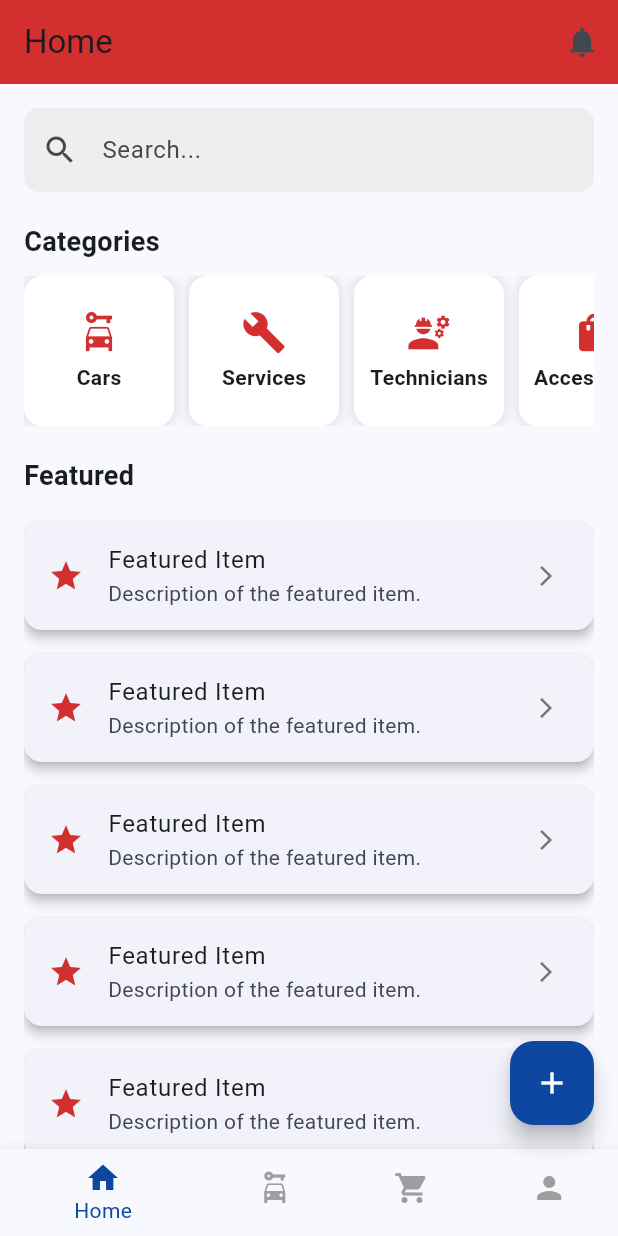
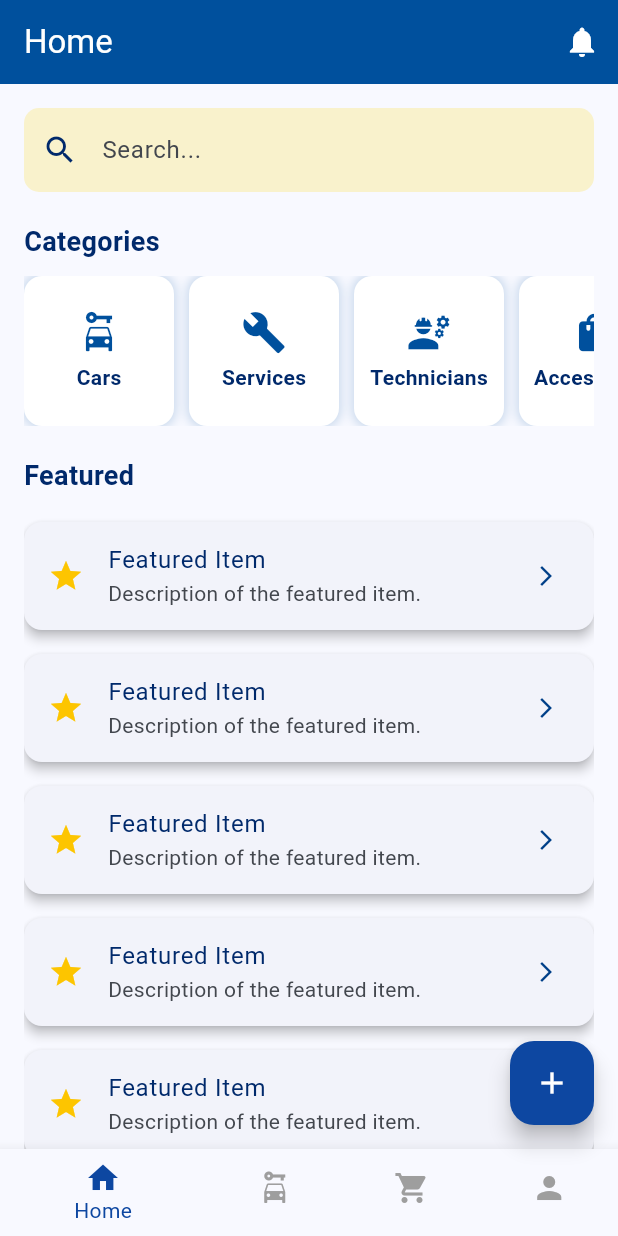
Before and after one commit to engbasel/Door-To-Door-APP, a Flutter app: the screen it shows after launch, on a phone screen of 412 x 824 dp. Run offline on Flutter 3.47's test engine with Material 3 defaults, Android fonts, the light colour scheme and no system bars.

Commit message:
`Fixed typo in import statements and removed deleted file home_viwe.dart`

```diff
--- a/lib/DoorToDoorApp.dart
+++ b/lib/DoorToDoorApp.dart
@@ -13,7 +13,7 @@ import 'package:carsapp/features/Services/presention/views/NearbyServicesView.da
 import 'package:carsapp/features/Services/presention/views/ServiceHistoryView.dart';
 import 'package:carsapp/features/auth/presention/view/login_view.dart';
 import 'package:carsapp/features/auth/presention/view/signup_view.dart';
-import 'package:carsapp/features/home/presention/home_viwe.dart';
+import 'package:carsapp/features/home/presention/views/home_viwe.dart';
 import 'package:carsapp/features/splash/presention/views/splash_view.dart';
 import 'package:flutter/material.dart';
 
--- a/lib/core/widgets/MainScreen.dart
+++ b/lib/core/widgets/MainScreen.dart
@@ -4,7 +4,7 @@ import 'package:carsapp/core/widgets/CustomDrawer.dart';
 import 'package:carsapp/features/Brands/presention/views/BrandsScreen.dart';
 import 'package:carsapp/features/Orders/presention/views/OrdersScreen.dart';
 import 'package:carsapp/features/Profile/presention/views/ProfileScreen.dart';
-import 'package:carsapp/features/home/presention/home_viwe.dart';
+import 'package:carsapp/features/home/presention/views/home_viwe.dart';
 import 'package:flutter/material.dart';
 
 class MainScreen extends StatefulWidget {
--- a/lib/features/home/presention/home_viwe.dart
+++ /dev/null
@@ -1,143 +0,0 @@
-import 'package:flutter/material.dart';
-
-class HomeView extends StatelessWidget {
-  const HomeView({super.key});
-
-  @override
-  Widget build(BuildContext context) {
-    return Scaffold(
-      appBar: AppBar(
-        backgroundColor: Colors.red.shade700,
-        title: const Text('Home'),
-        actions: [
-          IconButton(
-            icon: const Icon(Icons.notifications),
-            onPressed: () {
-              // Handle notifications
-            },
-          ),
-        ],
-      ),
-      body: Padding(
-        padding: const EdgeInsets.symmetric(horizontal: 16.0),
-        child: Column(
-          crossAxisAlignment: CrossAxisAlignment.start,
-          children: [
-            const SizedBox(height: 16),
-            // Search Bar
-            TextField(
-              decoration: InputDecoration(
-                hintText: 'Search...',
-                prefixIcon: const Icon(Icons.search),
-                border: OutlineInputBorder(
-                  borderRadius: BorderRadius.circular(10),
-                  borderSide: BorderSide.none,
-                ),
-                filled: true,
-                fillColor: Colors.grey.shade200,
-              ),
-            ),
-            const SizedBox(height: 20),
-
-            // Categories Section
-            const Text(
-              'Categories',
-              style: TextStyle(fontSize: 18, fontWeight: FontWeight.bold),
-            ),
-            const SizedBox(height: 10),
-            SizedBox(
-              height: 100,
-              child: ListView(
-                scrollDirection: Axis.horizontal,
-                children: const [
-                  CategoryCard(title: 'Cars', icon: Icons.car_rental),
-                  CategoryCard(title: 'Services', icon: Icons.build),
-                  CategoryCard(title: 'Technicians', icon: Icons.engineering),
-                  CategoryCard(title: 'Accessories', icon: Icons.shopping_bag),
-                ],
-              ),
-            ),
-
-            const SizedBox(height: 20),
-
-            // Featured Section
-            const Text(
-              'Featured',
-              style: TextStyle(fontSize: 18, fontWeight: FontWeight.bold),
-            ),
-            const SizedBox(height: 10),
-            Expanded(
-              child: ListView.builder(
-                itemCount: 5,
-                itemBuilder: (context, index) {
-                  return const FeaturedItem();
-                },
-              ),
-            ),
-          ],
-        ),
-      ),
-    );
-  }
-}
-
-// =================== Category Card Widget ===================
-class CategoryCard extends StatelessWidget {
-  final String title;
-  final IconData icon;
-
-  const CategoryCard({super.key, required this.title, required this.icon});
-
-  @override
-  Widget build(BuildContext context) {
-    return Container(
-      width: 100,
-      margin: const EdgeInsets.only(right: 10),
-      decoration: BoxDecoration(
-        color: Colors.white,
-        borderRadius: BorderRadius.circular(12),
-        boxShadow: [
-          BoxShadow(
-            color: Colors.black.withOpacity(0.1),
-            blurRadius: 5,
-            spreadRadius: 1,
-          ),
-        ],
-      ),
-      child: Column(
-        mainAxisAlignment: MainAxisAlignment.center,
-        children: [
-          Icon(icon, size: 30, color: Colors.red.shade700),
-          const SizedBox(height: 5),
-          Text(
-            title,
-            style: const TextStyle(fontSize: 14, fontWeight: FontWeight.bold),
-          ),
-        ],
-      ),
-    );
-  }
-}
-
-// =================== Featured Item Widget ===================
-class FeaturedItem extends StatelessWidget {
-  const FeaturedItem({super.key});
-
-  @override
-  Widget build(BuildContext context) {
-    return Card(
-      elevation: 3,
-      margin: const EdgeInsets.symmetric(vertical: 8),
-      child: ListTile(
-        leading: Icon(Icons.star, color: Colors.red.shade700),
-        title: const Text('Featured Item'),
-        subtitle: const Text('Description of the featured item.'),
-        trailing: Icon(Icons.arrow_forward_ios,
-            size: 16, color: Colors.grey.shade600),
-        onTap: () {
-          // Handle item tap
-        },
-      ),
-    );
-  }
-}
--- /dev/null
+++ b/lib/features/home/presention/views/home_viwe.dart
@@ -0,0 +1,107 @@
+import 'package:carsapp/core/AppColors.dart';
+import 'package:carsapp/features/home/presention/widgets/Category_Card.dart';
+import 'package:carsapp/features/home/presention/widgets/Featured_Item.dart';
+import 'package:flutter/material.dart';
+
+class HomeView extends StatelessWidget {
+  const HomeView({super.key});
+
+  @override
+  Widget build(BuildContext context) {
+    return Scaffold(
+      appBar: AppBar(
+        backgroundColor: AppColors.primaryBlue,
+        title: const Text('Home', style: TextStyle(color: Colors.white)),
+        actions: [
+          IconButton(
+            icon: const Icon(Icons.notifications, color: Colors.white),
+            onPressed: () {
+              // Handle notifications
+            },
+          ),
+        ],
+      ),
+      body: Padding(
+        padding: const EdgeInsets.symmetric(horizontal: 16.0),
+        child: Column(
+          crossAxisAlignment: CrossAxisAlignment.start,
+          children: [
+            const SizedBox(height: 16),
+            // Search Bar
+            TextField(
+              decoration: InputDecoration(
+                hintText: 'Search...',
+                prefixIcon: const Icon(Icons.search, color: AppColors.darkBlue),
+                border: OutlineInputBorder(
+                  borderRadius: BorderRadius.circular(10),
+                  borderSide: BorderSide.none,
+                ),
+                filled: true,
+                fillColor: AppColors.secondaryYellow.withOpacity(0.2),
+              ),
+            ),
+            const SizedBox(height: 20),
+
+            // Categories Section
+            const Text(
+              'Categories',
+              style: TextStyle(
+                  fontSize: 18,
+                  fontWeight: FontWeight.bold,
+                  color: AppColors.darkBlue),
+            ),
+            const SizedBox(height: 10),
+            SizedBox(
+              height: 100,
+              child: ListView(
+                scrollDirection: Axis.horizontal,
+                children: [
+                  categoryCard(
+                    onTap: () {},
+                    title: 'Cars',
+                    icon: Icons.car_rental,
+                  ),
+                  categoryCard(
+                    title: 'Services',
+                    onTap: () {},
+                    icon: Icons.build,
+                  ),
+                  categoryCard(
+                    title: 'Technicians',
+                    icon: Icons.engineering,
+                    onTap: () {},
+                  ),
+                  categoryCard(
+                    title: 'Accessories',
+                    icon: Icons.shopping_bag,
+                    onTap: () {},
+                  ),
+                ],
+              ),
+            ),
+
+            const SizedBox(height: 20),
+
+            // Featured Section
+            const Text(
+              'Featured',
+              style: TextStyle(
+                  fontSize: 18,
+                  fontWeight: FontWeight.bold,
+                  color: AppColors.darkBlue),
+            ),
+            const SizedBox(height: 10),
+            Expanded(
+              child: ListView.builder(
+                itemCount: 5,
+                itemBuilder: (context, index) {
+                  return const FeaturedItem();
+                },
+              ),
+            ),
+          ],
+        ),
+      ),
+    );
+  }
+}
--- /dev/null
+++ b/lib/features/home/presention/widgets/Category_Card.dart
@@ -0,0 +1,53 @@
+// =================== Category Card Widget ===================
+import 'package:carsapp/core/AppColors.dart';
+import 'package:flutter/material.dart';
+
+// ignore: must_be_immutable, camel_case_types
+class categoryCard extends StatelessWidget {
+  final String title;
+  final IconData icon;
+  void Function() onTap;
+
+  categoryCard({
+    super.key,
+    required this.title,
+    required this.icon,
+    required this.onTap,
+  });
+
+  @override
+  Widget build(BuildContext context) {
+    return GestureDetector(
+      onTap: onTap,
+      child: Container(
+        width: 100,
+        margin: const EdgeInsets.only(right: 10),
+        decoration: BoxDecoration(
+          color: Colors.white,
+          borderRadius: BorderRadius.circular(12),
+          boxShadow: [
+            BoxShadow(
+              color: AppColors.primaryBlue.withOpacity(0.2),
+              blurRadius: 5,
+              spreadRadius: 1,
+            ),
+          ],
+        ),
+        child: Column(
+          mainAxisAlignment: MainAxisAlignment.center,
+          children: [
+            Icon(icon, size: 30, color: AppColors.primaryBlue),
+            const SizedBox(height: 5),
+            Text(
+              title,
+              style: const TextStyle(
+                  fontSize: 14,
+                  fontWeight: FontWeight.bold,
+                  color: AppColors.darkBlue),
+            ),
+          ],
+        ),
+      ),
+    );
+  }
+}
--- /dev/null
+++ b/lib/features/home/presention/widgets/Featured_Item.dart
@@ -0,0 +1,26 @@
+// =================== Featured Item Widget ===================
+import 'package:carsapp/core/AppColors.dart';
+import 'package:flutter/material.dart';
+
+class FeaturedItem extends StatelessWidget {
+  const FeaturedItem({super.key});
+
+  @override
+  Widget build(BuildContext context) {
+    return Card(
+      elevation: 3,
+      margin: const EdgeInsets.symmetric(vertical: 8),
+      child: ListTile(
+        leading: Icon(Icons.star, color: AppColors.primaryYellow),
+        title: const Text('Featured Item',
+            style: TextStyle(color: AppColors.darkBlue)),
+        subtitle: const Text('Description of the featured item.'),
+        trailing: Icon(Icons.arrow_forward_ios,
+            size: 16, color: AppColors.secondaryBlue),
+        onTap: () {
+          // Handle item tap
+        },
+      ),
+    );
+  }
+}
```
